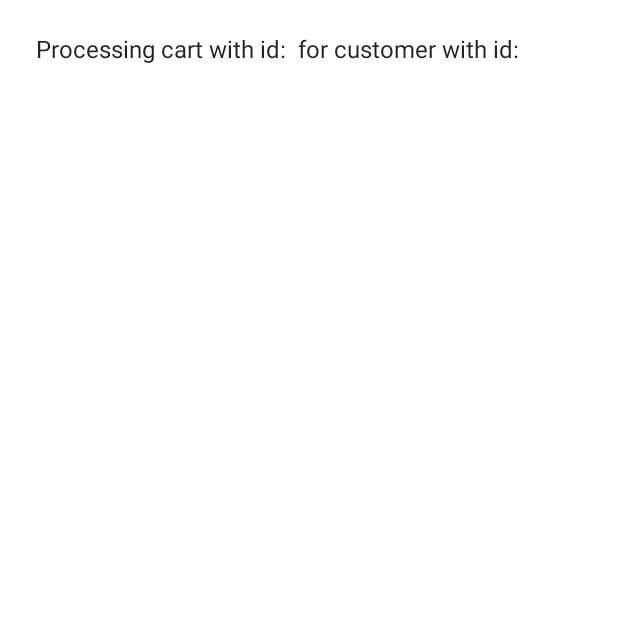
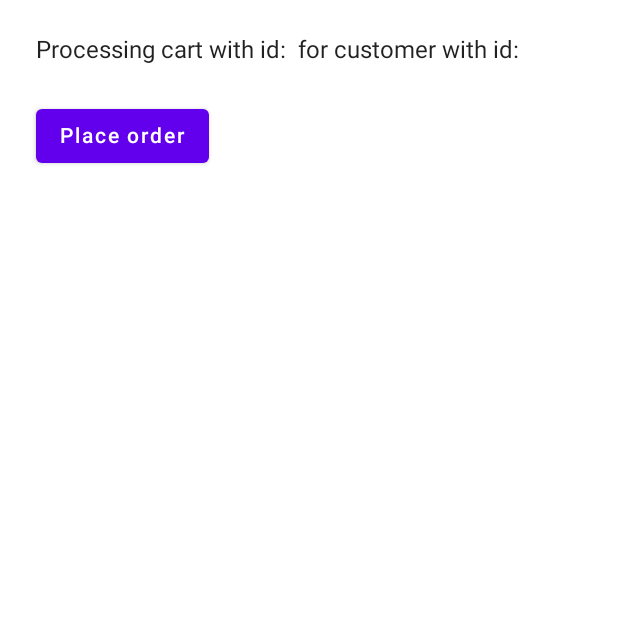
Before and after one commit to frank-nhatvm/jetpack-compose-youtube, an Android app built with Jetpack Compose: the composable CheckoutScreen called with empty values, on a phone screen of 412 x 824 dp, the top half of it. Run offline under Robolectric (Android 15) with nearby library versions, the phone set to English and light mode, and no system bars.

Commit message:
add ui for checkout

```diff
--- a/app/src/main/java/com/frank/jetpackcomposeyoutube/ui/checkout/CheckoutScreen.kt
+++ b/app/src/main/java/com/frank/jetpackcomposeyoutube/ui/checkout/CheckoutScreen.kt
@@ -1,18 +1,29 @@
 package com.frank.jetpackcomposeyoutube.ui.checkout
 
-import androidx.compose.foundation.layout.Column
-import androidx.compose.foundation.layout.fillMaxSize
-import androidx.compose.foundation.layout.padding
+import androidx.compose.foundation.layout.*
+import androidx.compose.material.Button
 import androidx.compose.material.Text
 import androidx.compose.runtime.Composable
 import androidx.compose.ui.Modifier
 import androidx.compose.ui.unit.dp
 
 @Composable
-fun CheckoutScreen(cartId: String, customerId: String){
- Column(modifier = Modifier.fillMaxSize().padding(24.dp)) {
+fun CheckoutScreen(
+    cartId: String, customerId: String,
+    placeOrderAction: () -> Unit
+) {
+    Column(
+        modifier = Modifier
+            .fillMaxSize()
+            .padding(24.dp)
+    ) {
 
-     Text("Processing cart with id: $cartId for customer with id: $customerId")
-
- }
+        Text("Processing cart with id: $cartId for customer with id: $customerId")
+        Spacer(modifier = Modifier.height(24.dp))
+        Button(onClick = {
+            placeOrderAction()
+        }) {
+            Text(text = "Place order")
+        }
+    }
 }
```
Also changed, not shown: app/src/main/java/com/frank/jetpackcomposeyoutube/ui/checkout/CheckoutSuccessScreen.kt (+37 -2 lines).
